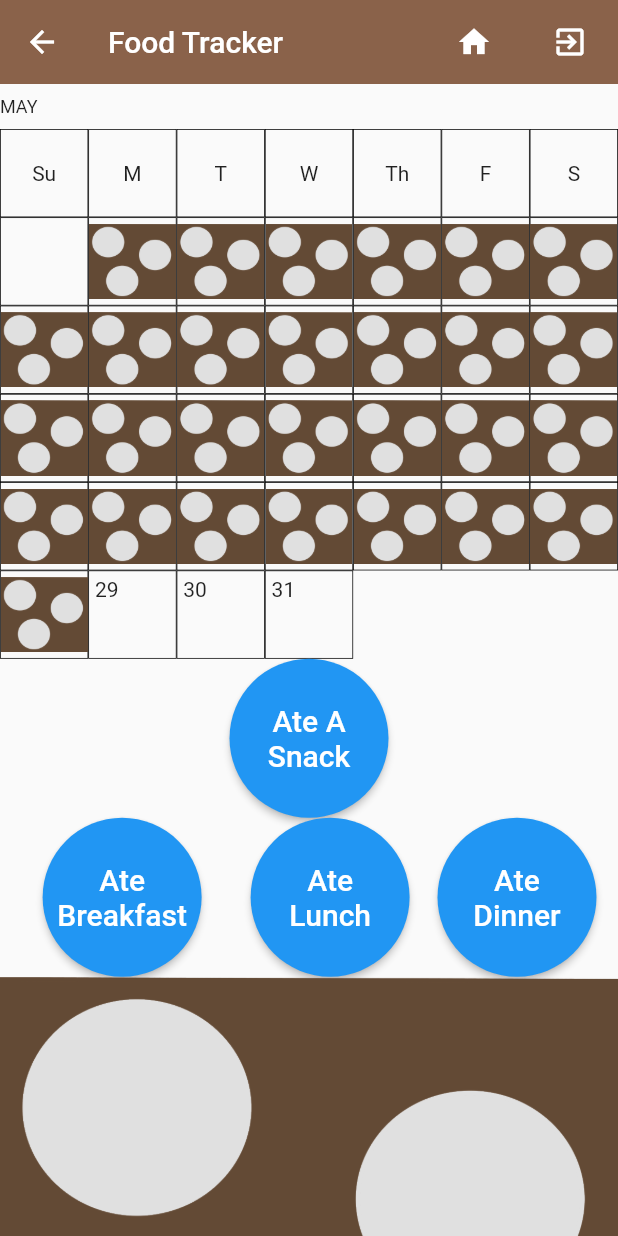
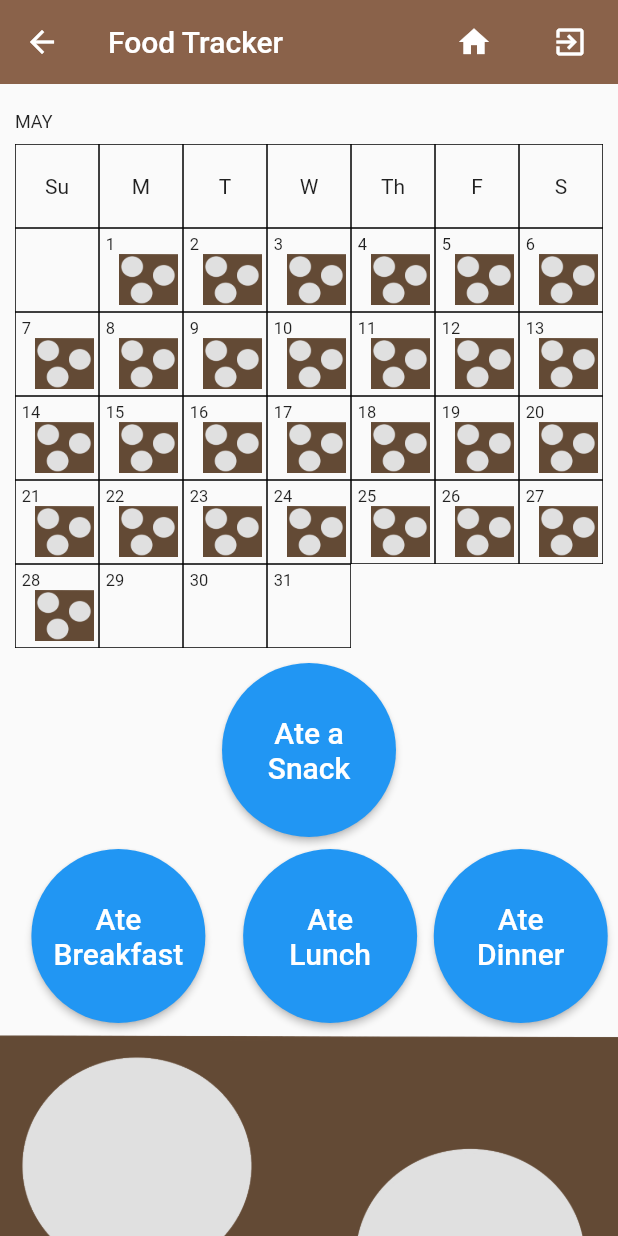
Before and after one commit to sharonm6/happy-home, a Flutter app: the Home screen opened directly with empty values, on a phone screen of 412 x 824 dp. Run offline on Flutter 3.47's test engine with Material 2 defaults, Android fonts, the phone set to English and light mode, and no system bars; our stand-ins replace cloud_firestore, firebase_auth, firebase_core, flutter_spinkit; accounts and stored records are empty; generated files the repository leaves out were written again.

Commit message:
Resize food tracker calendar and buttons

```diff
--- a/lib/screens/home/food_calendar.dart
+++ b/lib/screens/home/food_calendar.dart
@@ -150,9 +150,13 @@ class FoodCalendar extends StatelessWidget {
               child: Text(
                 (index + 1).toString(), // indexing starts at 0
                 textAlign: TextAlign.left,
+                style: const TextStyle(fontSize: 11),
               ),
             ),
-            img,
+            Padding(
+              padding: const EdgeInsets.fromLTRB(13, 13, 3, 0),
+              child: img,
+            ),
           ],
         ),
       );
@@ -163,13 +167,16 @@ class FoodCalendar extends StatelessWidget {
       crossAxisAlignment: CrossAxisAlignment.start,
       children: [
         const SizedBox(height: 8),
-        Text(
-          MONTH_NAMES[firstDayOfCurrMonth().month - 1],
-          style: const TextStyle(fontSize: 12),
+        Padding(
+          padding: const EdgeInsets.fromLTRB(10, 10, 0, 0),
+          child: Text(
+            MONTH_NAMES[firstDayOfCurrMonth().month - 1],
+            style: const TextStyle(fontSize: 12),
+          ),
         ),
         const SizedBox(height: 8),
         GridView.count(
-          padding: EdgeInsets.zero,
+          padding: EdgeInsets.fromLTRB(10, 0, 10, 10),
           crossAxisCount: 7,
           shrinkWrap: true,
           physics: const NeverScrollableScrollPhysics(),
--- a/lib/screens/home/food_tracker_screen.dart
+++ b/lib/screens/home/food_tracker_screen.dart
@@ -76,18 +76,20 @@ class _FoodTrackerScreenState extends State<FoodTrackerScreen> {
                       widget._uid, DateTime.now(),
                       addSnack: true)
                 },
-                child: Text('Ate A\nSnack',
+                child: Text('Ate a\nSnack',
                     textAlign: TextAlign.center,
                     style: TextStyle(
                       fontSize: 20,
                     )),
                 style: ElevatedButton.styleFrom(
                   shape: CircleBorder(),
-                  padding: EdgeInsets.all(30),
+                  padding: EdgeInsets.all(35),
                   backgroundColor: Colors.blue, // <-- Button color
                 ),
               ),
               Center(
+                  child: Padding(
+                padding: const EdgeInsets.symmetric(vertical: 8),
                 child: Row(
                     mainAxisAlignment: MainAxisAlignment.spaceEvenly,
                     children: [
@@ -104,7 +106,7 @@ class _FoodTrackerScreenState extends State<FoodTrackerScreen> {
                             )),
                         style: ElevatedButton.styleFrom(
                           shape: CircleBorder(),
-                        padding: EdgeInsets.all(30),
+                          padding: EdgeInsets.all(35),
                           backgroundColor: Colors.blue, // <-- Button color
                         ),
                       ),
@@ -121,7 +123,7 @@ class _FoodTrackerScreenState extends State<FoodTrackerScreen> {
                             )),
                         style: ElevatedButton.styleFrom(
                           shape: CircleBorder(),
-                        padding: EdgeInsets.all(30),
+                          padding: EdgeInsets.all(35),
                           backgroundColor: Colors.blue, // <-- Button color
                         ),
                       ),
@@ -138,11 +140,12 @@ class _FoodTrackerScreenState extends State<FoodTrackerScreen> {
                             )),
                         style: ElevatedButton.styleFrom(
                           shape: CircleBorder(),
-                        padding: EdgeInsets.all(30),
+                          padding: EdgeInsets.all(35),
                           backgroundColor: Colors.blue, // <-- Button color
                         ),
                       ),
-                  ])),
+                    ]),
+              )),
               Align(
                 alignment: Alignment.bottomCenter,
                 child: Image.asset(
```
Lines whose indentation alone changed are shown as unchanged.
